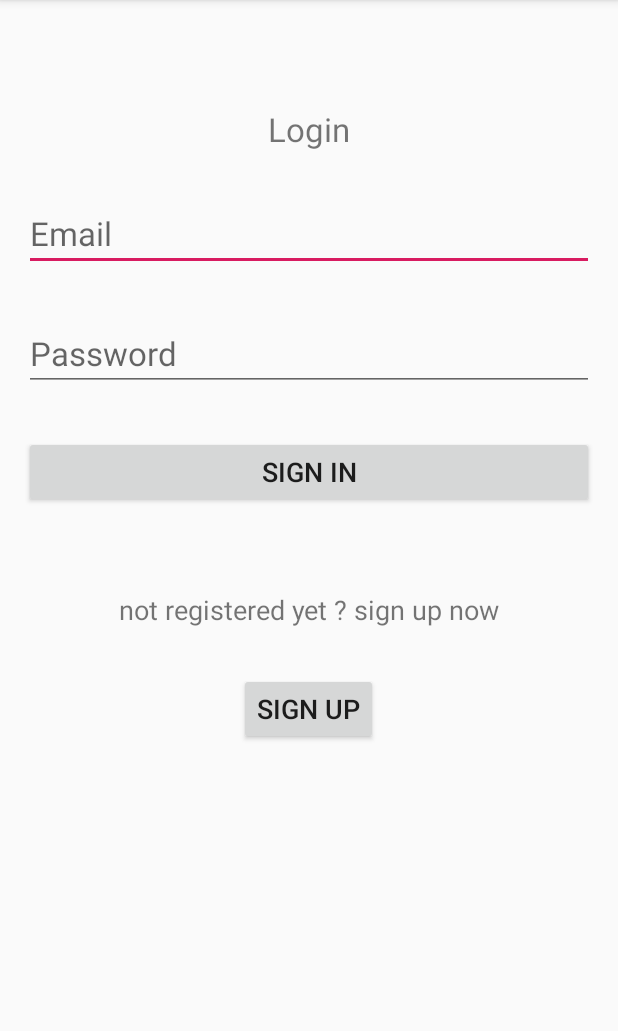
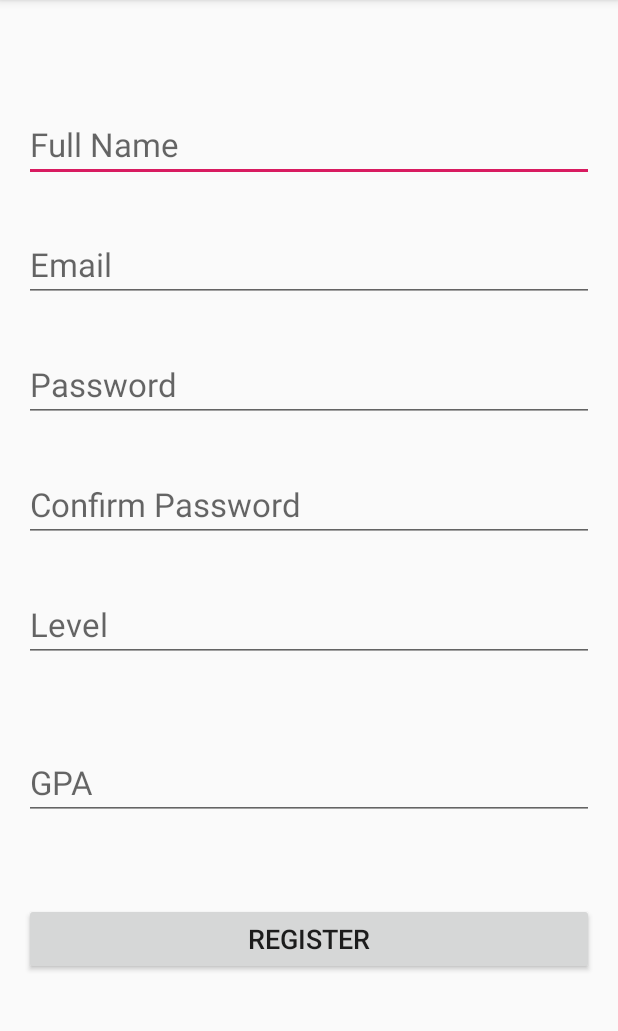
Before and after one commit to catalyzedgrey/ASU-Courses, an Android app: the LoginActivity screen opened directly, with no data from a screen before it, after a tap on "SIGN UP", on a phone screen of 412 x 824 dp, the part 84-1115 px from its top. Run offline under Robolectric (Android 15) with nearby library versions, the phone set to English and light mode, and no system bars.

Commit message:
adding SignUpActivity & linkin between Login & SignupActivity

```diff
--- a/app/src/main/AndroidManifest.xml
+++ b/app/src/main/AndroidManifest.xml
@@ -3,6 +3,7 @@
     package="com.asu.asucourses">
 
     <uses-permission android:name="android.permission.INTERNET" />
+
     <application
         android:allowBackup="true"
         android:icon="@mipmap/ic_launcher"
@@ -11,7 +12,8 @@
         android:supportsRtl="true"
         android:theme="@style/AppTheme"
         android:usesCleartextTraffic="true">
-        <activity android:name=".activities.LoginActivity"></activity>
+        <activity android:name=".activities.SignUpActivity"></activity>
+        <activity android:name=".activities.LoginActivity" />
         <activity android:name=".activities.InstructorDetailsActivity" />
         <activity android:name=".activities.CoursesListActivity" />
         <activity android:name=".activities.MainActivity">
--- a/app/src/main/java/com/asu/asucourses/activities/LoginActivity.java
+++ b/app/src/main/java/com/asu/asucourses/activities/LoginActivity.java
@@ -1,5 +1,6 @@
 package com.asu.asucourses.activities;
 
+import android.content.Intent;
 import android.content.SharedPreferences;
 import android.support.v7.app.AppCompatActivity;
 import android.os.Bundle;
@@ -29,8 +30,7 @@ public class LoginActivity extends AppCompatActivity {
         SignUpBtn.setOnClickListener(new View.OnClickListener() {
             @Override
             public void onClick(View v) {
-                // Todo: To be implemented
-//                startActivity(LoginActivity.this,RegisterActivity.class);
+               startActivity(new Intent(LoginActivity.this,SignUpActivity.class));
             }
         });
 
@@ -38,10 +38,7 @@ public class LoginActivity extends AppCompatActivity {
         SignInBtn.setOnClickListener(new View.OnClickListener() {
             @Override
             public void onClick(View v) {
-                // Todo: To be implemented
-                //validate inputs
-                //if valid , hn3ml request n verify el account
-                // savePrefData()
+                validateANDverify();
             }
         });
 
@@ -64,4 +61,14 @@ public class LoginActivity extends AppCompatActivity {
 
         editor.apply();
     }
+
+    private void validateANDverify(){
+        // Todo: To be implemented
+        //validate inputs
+        //if valid , hn3ml request n verify el account
+        //verify student dh mowgod f database wla la
+        //low ah hn-redirect student 3la MainActivity
+        //low la loginActivity w n2olo ank msh student m3ana
+        // savePrefData()
+    }
 }
--- /dev/null
+++ b/app/src/main/java/com/asu/asucourses/activities/SignUpActivity.java
@@ -0,0 +1,41 @@
+package com.asu.asucourses.activities;
+
+import android.support.v7.app.AppCompatActivity;
+import android.os.Bundle;
+import android.view.View;
+import android.widget.Button;
+import android.widget.EditText;
+
+import com.asu.asucourses.R;
+
+public class SignUpActivity extends AppCompatActivity {
+    EditText fullNameEditText,emailEditText,passwordEditText,confirmPasswordEditText,levelEditText,gpaEditText;
+    Button registerBtn;
+    @Override
+    protected void onCreate(Bundle savedInstanceState) {
+        super.onCreate(savedInstanceState);
+        setContentView(R.layout.activity_sign_up);
+        init();
+
+        registerBtn.setOnClickListener(new View.OnClickListener() {
+            @Override
+            public void onClick(View v) {
+                validate();
+            }
+        });
+    }
+
+    private void init(){
+        fullNameEditText=findViewById(R.id.fullNameEditText);
+        emailEditText=findViewById(R.id.emailEditText);
+        passwordEditText=findViewById(R.id.passwordEditText);
+        confirmPasswordEditText=findViewById(R.id.confirmPasswordEditText);
+        levelEditText=findViewById(R.id.levelEditText);
+        gpaEditText=findViewById(R.id.gpaEditText);
+        registerBtn=findViewById(R.id.registerBtn);
+    }
+    private void validate(){
+        // validate data
+        //if valid n add student el mfrod f database
+    }
+}
--- /dev/null
+++ b/app/src/main/res/layout/activity_sign_up.xml
@@ -0,0 +1,73 @@
+<?xml version="1.0" encoding="utf-8"?>
+<ScrollView xmlns:android="http://schemas.android.com/apk/res/android"
+    xmlns:tools="http://schemas.android.com/tools"
+    android:layout_width="match_parent"
+    android:layout_height="match_parent"
+    tools:context=".activities.SignUpActivity">
+    <LinearLayout
+        android:layout_width="match_parent"
+        android:layout_height="wrap_content"
+        android:orientation="vertical"
+        android:padding="16dp">
+
+        <EditText
+            android:layout_width="match_parent"
+            android:layout_height="wrap_content"
+            android:inputType="text"
+            android:layout_marginTop="55dp"
+            android:textSize="22sp"
+            android:id="@+id/fullNameEditText"
+            android:hint="@string/fullNameHint"/>
+        <EditText
+            android:layout_width="match_parent"
+            android:layout_height="wrap_content"
+            android:inputType="textEmailAddress"
+            android:layout_marginTop="30dp"
+            android:textSize="22sp"
+            android:id="@+id/emailEditText"
+            android:hint="@string/EmailHint"/>
+        <EditText
+            android:layout_width="match_parent"
+            android:layout_height="wrap_content"
+            android:inputType="textPassword"
+            android:layout_marginTop="30dp"
+            android:textSize="22sp"
+            android:id="@+id/passwordEditText"
+            android:hint="@string/PassHint"/>
+        <EditText
+            android:layout_width="match_parent"
+            android:layout_height="wrap_content"
+            android:inputType="textPassword"
+            android:layout_marginTop="30dp"
+            android:textSize="22sp"
+            android:id="@+id/confirmPasswordEditText"
+            android:hint="@string/confirmPasswordHit"/>
+        <EditText
+            android:layout_width="match_parent"
+            android:layout_height="wrap_content"
+            android:inputType="text"
+            android:layout_marginTop="30dp"
+            android:textSize="22sp"
+            android:id="@+id/levelEditText"
+            android:hint="@string/levelHint"/>
+        <EditText
+            android:layout_width="match_parent"
+            android:layout_height="wrap_content"
+            android:inputType="text"
+            android:layout_marginTop="55dp"
+            android:textSize="22sp"
+            android:id="@+id/gpaEditText"
+            android:hint="@string/gpaHint"/>
+        <Button
+            android:layout_width="match_parent"
+            android:layout_height="wrap_content"
+            android:layout_marginTop="55dp"
+            android:id="@+id/registerBtn"
+            android:textSize="18sp"
+            android:text="@string/registerBtn"/>
+
+
+    </LinearLayout>
+
+
+</ScrollView>
--- a/app/src/main/res/values/strings.xml
+++ b/app/src/main/res/values/strings.xml
@@ -8,6 +8,17 @@
     <string name="SignInBtn">Sign in</string>
     <string name="notRegTextView">not registered yet ? sign up now</string>
     <string name="SignUpBtn">Sign up</string>
+
+    <!--Strings for the sign up Activity-->
+    <string name="fullNameHint">Full Name</string>
+    <string name="confirmPasswordHit">Confirm Password</string>
+    <string name="levelHint">Level</string>
+    <string name="gpaHint">GPA</string>
+    <string name="registerBtn">Register</string>
+
+
+
+
     <string name="allBtn">ALL</string>
     <string name="buildingEngineeringBtn">Building Engineering</string>
     <string name="communicationSystemsEngineeringBtn">Communication Systems Engineering</string>
```
